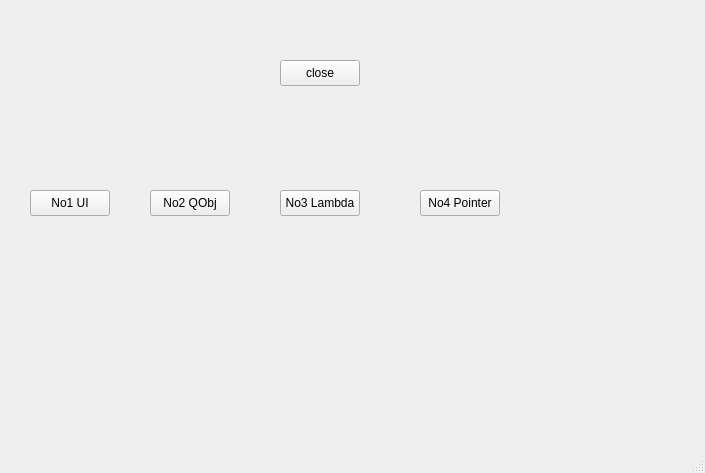
First picture: the form in first_demo/ui/mainwindow.ui, repository Free-Aaron-Li/learning_qt, before the edit.
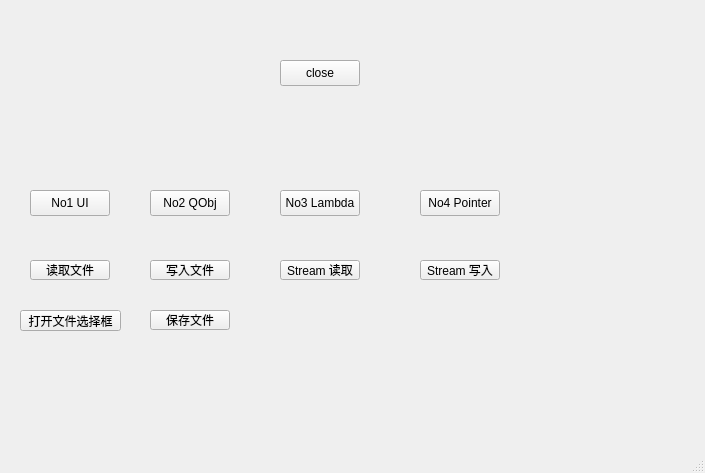
Second picture: the form after the edit.

Commit message:
feat(first_demo): 添加文件操作功能
- 在主窗口添加了文件读取和写入的相关按钮
- 实现了使用 QFile 和 QTextStream 进行文件读写的功能
- 添加了使用 QFileDialog 打开和保存文件的功能

Patch:
```diff
--- a/first_demo/ui/mainwindow.ui
+++ b/first_demo/ui/mainwindow.ui
@@ -79,6 +79,84 @@
      <string>No4 Pointer</string>
     </property>
    </widget>
+   <widget class="QPushButton" name="btnReadFile">
+    <property name="geometry">
+     <rect>
+      <x>30</x>
+      <y>260</y>
+      <width>80</width>
+      <height>20</height>
+     </rect>
+    </property>
+    <property name="text">
+     <string>读取文件</string>
+    </property>
+   </widget>
+   <widget class="QPushButton" name="btnWriteFile">
+    <property name="geometry">
+     <rect>
+      <x>150</x>
+      <y>260</y>
+      <width>80</width>
+      <height>20</height>
+     </rect>
+    </property>
+    <property name="text">
+     <string>写入文件</string>
+    </property>
+   </widget>
+   <widget class="QPushButton" name="btnStreamRead">
+    <property name="geometry">
+     <rect>
+      <x>280</x>
+      <y>260</y>
+      <width>80</width>
+      <height>20</height>
+     </rect>
+    </property>
+    <property name="text">
+     <string>Stream 读取</string>
+    </property>
+   </widget>
+   <widget class="QPushButton" name="btnStreamWrite">
+    <property name="geometry">
+     <rect>
+      <x>420</x>
+      <y>260</y>
+      <width>80</width>
+      <height>20</height>
+     </rect>
+    </property>
+    <property name="text">
+     <string>Stream 写入</string>
+    </property>
+   </widget>
+   <widget class="QPushButton" name="btnQFileDialogOpen">
+    <property name="geometry">
+     <rect>
+      <x>20</x>
+      <y>310</y>
+      <width>101</width>
+      <height>21</height>
+     </rect>
+    </property>
+    <property name="text">
+     <string>打开文件选择框</string>
+    </property>
+   </widget>
+   <widget class="QPushButton" name="btnSaveFile">
+    <property name="geometry">
+     <rect>
+      <x>150</x>
+      <y>310</y>
+      <width>80</width>
+      <height>20</height>
+     </rect>
+    </property>
+    <property name="text">
+     <string>保存文件</string>
+    </property>
+   </widget>
   </widget>
   <widget class="QMenuBar" name="menubar">
    <property name="geometry">
```
The commit also changes 8 other files.
